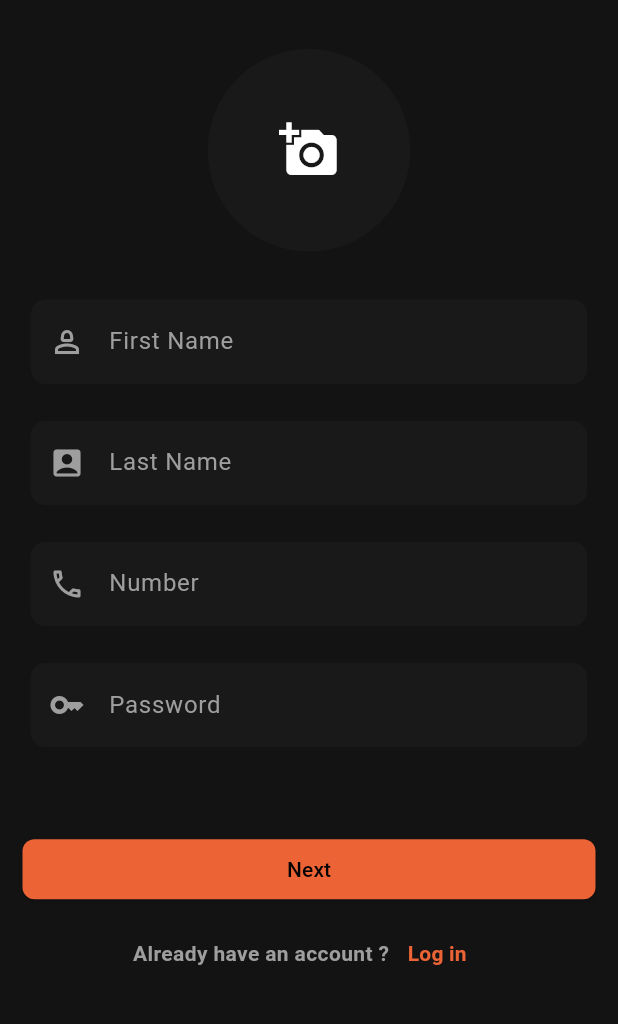
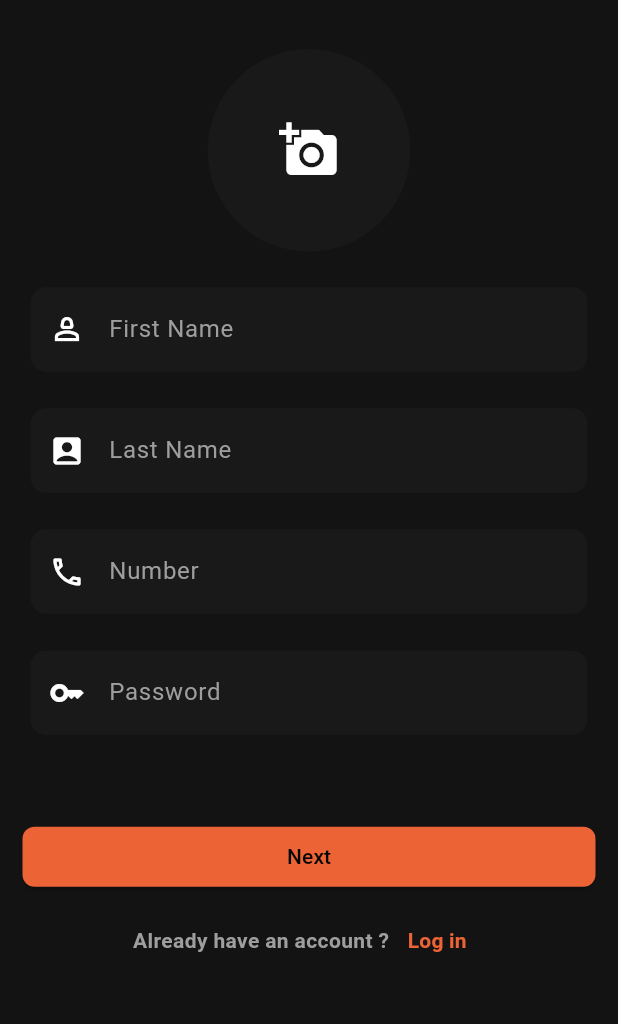
Before and after one commit to Dada6x/SpeedOrder-Mobile-delivery-app, a Flutter app: the SignupPage screen opened directly, after a tap on "Log in", after a tap on "Sign Up", on a phone screen of 412 x 824 dp, the part 71-1095 px from its top. Run offline on Flutter 3.47's test engine with Material 3 defaults, Android fonts, the phone set to English and light mode, and no system bars; our stand-ins replace curved_navigation_bar, flutter_map, geocoding, geolocator, get, image_picker and 6 more; missing offline and left inert: awesome_icons; accounts and stored records are empty; statements that could not run were skipped; project files that could hold a hidden picture were left out.

Commit message:
trying to fix login/signup

```diff
--- a/lib/Auth/Login_Page.dart
+++ b/lib/Auth/Login_Page.dart
@@ -18,10 +18,9 @@ class LoginPage extends StatefulWidget {
 }
 
 class SigninPageState extends State<LoginPage> {
-  final formkey = GlobalKey<FormState>();
-  List userList = [
-    {"number": "0931754165", "pass": "ward"}
-  ];
+  final numberController = TextEditingController();
+  final passwordController = TextEditingController();
+  // final formkey = GlobalKey<FormState>();
   String? enteredNumber;
   String? enteredPass;
   @override
@@ -56,7 +55,7 @@ class SigninPageState extends State<LoginPage> {
                           style: TextStyle(
                               color: Theme.of(context).colorScheme.primary,
                               fontWeight: FontWeight.w800,
-                              fontSize:
+                              fontSize: //yahea:WTF IS THAT WARD??
                                   controller.screenWidth(context) * 0.155),
                         ),
                       ),
@@ -67,8 +66,8 @@ class SigninPageState extends State<LoginPage> {
                           style: const TextStyle(fontWeight: FontWeight.w600),
                         ),
                       ),
+                      //! NUMBER TEXT FIELD
                       Form(
-                          key: formkey,
                         child: TextFormField(
                           validator: (val) {
                             if (val!.length >= 2) {
@@ -83,67 +82,28 @@ class SigninPageState extends State<LoginPage> {
                           },
                           onChanged: (val) {
                             enteredNumber = val;
-                              formkey.currentState!.validate();
                           },
                           maxLength: 10,
-                            keyboardType:
-                                const TextInputType.numberWithOptions(),
-                            decoration: InputDecoration(
-                                fillColor:
-                                    Theme.of(context).colorScheme.secondary,
-                                filled: true,
-                                prefixIcon: const Icon(Icons.call_outlined,
-                                    color: Colors.grey),
-                                labelText: "Enter Number".tr,
-                                enabledBorder: OutlineInputBorder(
-                                  borderSide: BorderSide(
-                                      color: Theme.of(context)
-                                          .colorScheme
-                                          .secondary),
-                                  borderRadius: const BorderRadius.all(
-                                      Radius.circular(10)),
+                          keyboardType: const TextInputType.numberWithOptions(),
+                          decoration: inputDecoration(context),
+                          //!
+                          controller: numberController,
                         ),
-                                focusedBorder: OutlineInputBorder(
-                                  borderSide: BorderSide(
-                                      color: Theme.of(context)
-                                          .colorScheme
-                                          .secondary),
-                                  borderRadius: const BorderRadius.all(
-                                      Radius.circular(10)),
-                                )),
-                          )),
+                      ),
                       SizedBox(
                         height: controller.screenHeight(context) * 0.015,
                       ),
+                      //! Password TEXT FIELD
                       Form(
                         child: TextFormField(
                           onChanged: (val) {
                             enteredPass = val;
                           },
-                        decoration: InputDecoration(
-                            fillColor: Theme.of(context).colorScheme.secondary,
-                            filled: true,
-                            prefixIcon:
-                                const Icon(Icons.key, color: Colors.grey),
-                            labelText: "Enter Password".tr,
-                            enabledBorder: OutlineInputBorder(
-                              borderSide: BorderSide(
-                                  color:
-                                      Theme.of(context).colorScheme.secondary),
-                              borderRadius:
-                                  const BorderRadius.all(Radius.circular(10)),
+                          decoration: inputDecoration(context),
+                          controller: passwordController,
                         ),
-                            focusedBorder: OutlineInputBorder(
-                              borderSide: BorderSide(
-                                  color:
-                                      Theme.of(context).colorScheme.secondary),
-                              borderRadius:
-                                  const BorderRadius.all(Radius.circular(10)),
-                            )),
-                      )),
-                      // SizedBox(
-                      //   height: controller.screenHeight(context) * 0.03,
-                      // ),
+                      ),
+                      //!
                       Padding(
                         padding:
                             const EdgeInsets.only(top: 15, left: 10, right: 10),
@@ -165,7 +125,6 @@ class SigninPageState extends State<LoginPage> {
                           ],
                         ),
                       ),
-
                       const Row(
                         mainAxisAlignment: MainAxisAlignment.spaceAround,
                         children: [
@@ -186,23 +145,16 @@ class SigninPageState extends State<LoginPage> {
                       SizedBox(
                         height: controller.screenHeight(context) * 0.02,
                       ),
-
                       ProjectButton(
                         text: "Log in".tr,
                         width: controller.screenWidth(context),
-                        function: () async {
-                          final request =
-                              await http.post(Uri.parse(""), body: {});
-                          var requestbody = request.body;
-                          // ignore: avoid_print
-                          print("requestBody");
-                          if (requestbody != "") {}
-                          if (requestbody == "") {
+                        function: () {
+                          //! idk what to do yet
+                          LoginFun(numberController.text, passwordController.text);
+                          //! if successful go to main page
                           Get.off(const MainPage());
-                          }
                         },
                       ),
-
                       SizedBox(
                         height: controller.screenHeight(context) * 0.01,
                       ),
@@ -234,4 +186,38 @@ class SigninPageState extends State<LoginPage> {
               ),
             ));
   }
+
+// text decoration for each text field
+  InputDecoration inputDecoration(BuildContext context) {
+    return InputDecoration(
+      fillColor: Theme.of(context).colorScheme.secondary,
+      filled: true,
+      prefixIcon: const Icon(Icons.key, color: Colors.grey),
+      labelText: "Enter Password".tr,
+      enabledBorder: OutlineInputBorder(
+        borderSide: BorderSide(color: Theme.of(context).colorScheme.secondary),
+        borderRadius: const BorderRadius.all(Radius.circular(10)),
+      ),
+      focusedBorder: OutlineInputBorder(
+        borderSide: BorderSide(color: Theme.of(context).colorScheme.secondary),
+        borderRadius: const BorderRadius.all(Radius.circular(10)),
+      ),
+    );
   }
+
+//! LOGIN FUNCTION
+  Future LoginFun(String UserPhoneNumber, String passwrod) async {
+    var request = await http.post(
+        Uri.parse(
+            'http://127.0.0.1:8000/api/auth/login?password=1234567890&user_phone=0987654321 '),
+        body: <String, String>{
+          "user_phone": UserPhoneNumber,
+          "password": passwrod
+        });
+    if (request.statusCode == 200) {
+      //! token shit?
+    } else {
+      print("sorry");
+    }
+  }
+}
--- a/lib/Auth/SignUpPage.dart
+++ b/lib/Auth/SignUpPage.dart
@@ -1,4 +1,5 @@
 import 'dart:io';
+import 'package:awesome_icons/awesome_icons.dart';
 import 'package:flutter/material.dart';
 import 'package:get/get.dart';
 import 'package:image_picker/image_picker.dart';
@@ -16,6 +17,10 @@ class SignupPage extends StatefulWidget {
 }
 
 class SignUpPageState extends State<SignupPage> {
+//-------------------------Controllers
+
+
+  //---------------------------------------------------------
   Image? img;
   @override
   Widget build(BuildContext context) {
@@ -26,6 +31,7 @@ class SignUpPageState extends State<SignupPage> {
           body: SingleChildScrollView(
             child: Column(
               children: [
+                //! image
                 Padding(
                   padding: EdgeInsets.symmetric(
                     vertical: controller.screenHeight(context) * 0.02,
@@ -55,40 +61,22 @@ class SignUpPageState extends State<SignupPage> {
                                 size: 40,
                                 color: Colors.white,
                               ),
-                              )),
                             ),
                     ),
-                SizedBox(
-                  height: controller.screenHeight(context) * 0.01,
                   ),
+                ),
+                //! first Name
                 Padding(
                   padding: EdgeInsets.symmetric(
                       horizontal: controller.screenWidth(context) * 0.05),
                   child: SizedBox(
                     child: TextField(
-                        decoration: InputDecoration(
-                            fillColor: Theme.of(context).colorScheme.secondary,
-                            filled: true,
-                            prefixIcon: const Icon(Icons.person_2_outlined),
-                            prefixIconColor: Colors.grey,
-                            hintText: "First Name".tr,
-                            hintStyle: const TextStyle(color: Colors.grey),
-                            enabledBorder: OutlineInputBorder(
-                              borderSide: BorderSide(
-                                  color:
-                                      Theme.of(context).colorScheme.secondary),
-                              borderRadius:
-                                  const BorderRadius.all(Radius.circular(10)),
-                            ),
-                            focusedBorder: OutlineInputBorder(
-                              borderSide: BorderSide(
-                                  color:
-                                      Theme.of(context).colorScheme.secondary),
-                              borderRadius:
-                                  const BorderRadius.all(Radius.circular(10)),
-                            ))),
+                        decoration: inputDecoration(context,
+                            hint: "First Name",
+                            icon: const Icon(Icons.person_2_outlined))),
                   ),
                 ),
+                //! Last Name
                 SizedBox(
                   height: controller.screenHeight(context) * 0.03,
                 ),
@@ -97,93 +85,40 @@ class SignUpPageState extends State<SignupPage> {
                       horizontal: controller.screenWidth(context) * 0.05),
                   child: SizedBox(
                     child: TextField(
-                        decoration: InputDecoration(
-                            prefixIconColor: Colors.grey,
-                            prefixIcon: const Icon(Icons.account_box),
-                            fillColor: Theme.of(context).colorScheme.secondary,
-                            filled: true,
-                            hintText: "Last Name".tr,
-                            hintStyle: const TextStyle(color: Colors.grey),
-                            enabledBorder: OutlineInputBorder(
-                              borderSide: BorderSide(
-                                  color:
-                                      Theme.of(context).colorScheme.secondary),
-                              borderRadius:
-                                  const BorderRadius.all(Radius.circular(10)),
-                            ),
-                            focusedBorder: OutlineInputBorder(
-                              borderSide: BorderSide(
-                                  color:
-                                      Theme.of(context).colorScheme.secondary),
-                              borderRadius:
-                                  const BorderRadius.all(Radius.circular(10)),
-                            ))),
+                        decoration: inputDecoration(context,
+                            hint: "Last Name",
+                            icon: const Icon(Icons.account_box))),
                   ),
                 ),
                 SizedBox(
                   height: controller.screenHeight(context) * 0.03,
                 ),
+                //! phone Number
                 Padding(
                   padding: EdgeInsets.symmetric(
                       horizontal: controller.screenWidth(context) * 0.05),
                   child: TextField(
                       keyboardType: TextInputType.number,
-                    decoration: InputDecoration(
-                      fillColor: Theme.of(context).colorScheme.secondary,
-                      filled: true,
-                      prefixIcon:
-                          const Icon(Icons.call_outlined, color: Colors.grey),
-                      hintText: "Number".tr,
-                      hintStyle: const TextStyle(color: Colors.grey),
-                      enabledBorder: OutlineInputBorder(
-                        borderSide: BorderSide(
-                            color: Theme.of(context).colorScheme.secondary),
-                        borderRadius:
-                            const BorderRadius.all(Radius.circular(10)),
-                      ),
-                      focusedBorder: OutlineInputBorder(
-                        borderSide: BorderSide(
-                            color: Theme.of(context).colorScheme.secondary),
-                        borderRadius:
-                            const BorderRadius.all(Radius.circular(10)),
-                      ),
-                    ),
-                  ),
+                      decoration: inputDecoration(context,
+                          hint: "Number",
+                          icon: const Icon(Icons.call_outlined))),
                 ),
                 SizedBox(
                   height: controller.screenHeight(context) * 0.03,
                 ),
+                //! Password
                 Padding(
                   padding: EdgeInsets.symmetric(
                       horizontal: controller.screenWidth(context) * 0.05),
                   child: TextField(
-                      decoration: InputDecoration(
-                          fillColor: Theme.of(context).colorScheme.secondary,
-                          filled: true,
-                          prefixIcon: const Icon(Icons.key, color: Colors.grey),
-                          hintText: "Password".tr,
-                          hintStyle: const TextStyle(
-                            color: Colors.grey,
-                          ),
-                          enabledBorder: OutlineInputBorder(
-                            borderSide: BorderSide(
-                                color: Theme.of(context).colorScheme.secondary),
-                            borderRadius:
-                                const BorderRadius.all(Radius.circular(10)),
-                          ),
-                          focusedBorder: OutlineInputBorder(
-                            borderSide: BorderSide(
-                                color: Theme.of(context).colorScheme.secondary),
-                            borderRadius:
-                                const BorderRadius.all(Radius.circular(10)),
-                          ))),
+                      decoration: inputDecoration(context,
+                          hint: "Password", icon: const Icon(Icons.key))),
                 ),
                 SizedBox(
                   height: controller.screenHeight(context) * 0.03,
                 ),
-                //! wards location
-
                 SizedBox(
+                  //!  to ward change this
                   height: Get.find<Model>().screenHeight(context) * 0.03,
                 ),
                 Padding(
@@ -228,6 +163,26 @@ class SignUpPageState extends State<SignupPage> {
   }
 }
 
+InputDecoration inputDecoration(BuildContext context,
+    {required String hint, required Icon icon}) {
+  return InputDecoration(
+    fillColor: Theme.of(context).colorScheme.secondary,
+    filled: true,
+    prefixIcon: icon,
+    iconColor: Colors.grey,
+    hintText: hint.tr,
+    hintStyle: const TextStyle(color: Colors.grey),
+    enabledBorder: OutlineInputBorder(
+      borderSide: BorderSide(color: Theme.of(context).colorScheme.secondary),
+      borderRadius: const BorderRadius.all(Radius.circular(10)),
+    ),
+    focusedBorder: OutlineInputBorder(
+      borderSide: BorderSide(color: Theme.of(context).colorScheme.secondary),
+      borderRadius: const BorderRadius.all(Radius.circular(10)),
+    ),
+  );
+}
+
 class ImagePickingDialog extends StatefulWidget {
   const ImagePickingDialog({super.key});
 
@@ -270,10 +225,14 @@ class _ImagePickingDialogState extends State<ImagePickingDialog> {
                   contentPadding: const EdgeInsets.all(0),
                   children: [
                     ListTile(
+                      iconColor: Theme.of(context).colorScheme.primary,
+                      leading: const Icon(FontAwesomeIcons.image),
                       title: const Text("Gallery Image"),
                       onTap: pickImageFromGallery,
                     ),
                     ListTile(
+                      iconColor: Theme.of(context).colorScheme.primary,
+                      leading: const Icon(FontAwesomeIcons.camera),
                       title: const Text("Camera Image"),
                       onTap: pickImageFromCamera,
                     ),
--- a/lib/Location/maps/CurrentLoaction/current_location_map.dart
+++ b/lib/Location/maps/CurrentLoaction/current_location_map.dart
@@ -8,7 +8,7 @@ import 'package:mamamia_uniproject/Controllers/locationController_map.dart';
 import 'package:mamamia_uniproject/main_page.dart';
 
 class CurrentLocationMap extends StatefulWidget {
-  const CurrentLocationMap({Key? key}) : super(key: key);
+  const CurrentLocationMap({super.key});
 
   @override
   State<CurrentLocationMap> createState() => _CurrentLocationMapState();
--- a/lib/Screens/profile_page.dart
+++ b/lib/Screens/profile_page.dart
@@ -46,7 +46,7 @@ class _ProfilePageState extends State<ProfilePage> {
                   title: 'Settings'.tr,
                   icon: const Icon(Icons.settings),
                   destination: () {
-                    Get.to(SettingsPage());
+                    Get.to(const SettingsPage());
                   },
                 ),
                 MenuListItem(
--- a/lib/Screens/profile_screens/Settings/dialogs/edit_phonenNumber_dialog.dart
+++ b/lib/Screens/profile_screens/Settings/dialogs/edit_phonenNumber_dialog.dart
@@ -28,7 +28,7 @@ class EditNumberDialog extends StatelessWidget {
               Padding(
                 padding: const EdgeInsets.all(10),
                 child: TextField(
-                  keyboardType: TextInputType.numberWithOptions(),
+                  keyboardType: const TextInputType.numberWithOptions(),
                   decoration: InputDecoration(
                     fillColor: Theme.of(context).colorScheme.secondary,
                     filled: true,
--- a/lib/Screens/profile_screens/Settings/settings_page.dart
+++ b/lib/Screens/profile_screens/Settings/settings_page.dart
@@ -12,7 +12,7 @@ import 'package:mamamia_uniproject/components/normal_appbar.dart';
 import 'package:mamamia_uniproject/theme/theme_controller.dart';
 
 class SettingsPage extends StatelessWidget {
-  SettingsPage({super.key});
+  const SettingsPage({super.key});
 
   @override
   Widget build(BuildContext context) {
--- a/lib/main.dart
+++ b/lib/main.dart
@@ -8,7 +8,6 @@ import 'package:mamamia_uniproject/Controllers/credit_card_controller.dart';
 import 'package:mamamia_uniproject/Controllers/favoriteController.dart';
 import 'package:mamamia_uniproject/Controllers/cart_controller.dart';
 import 'package:mamamia_uniproject/IntroductionScreens/IntroPages.dart';
-import 'package:mamamia_uniproject/Screens/profile_screens/Settings/settings_page.dart';
 import 'package:mamamia_uniproject/language/local.dart';
 import 'package:mamamia_uniproject/main_page.dart';
 import 'package:mamamia_uniproject/middlewares/middleware.dart';
@@ -18,6 +17,7 @@ import 'package:shared_preferences/shared_preferences.dart';
 //middleware
 SharedPreferences? sharedPref;
 
+double ScreenWIdthddww = 333;
 void main() async {
   Get.put(creditCardController());
   Get.put(FavoriteController());
```
Lines whose indentation alone changed are shown as unchanged.
